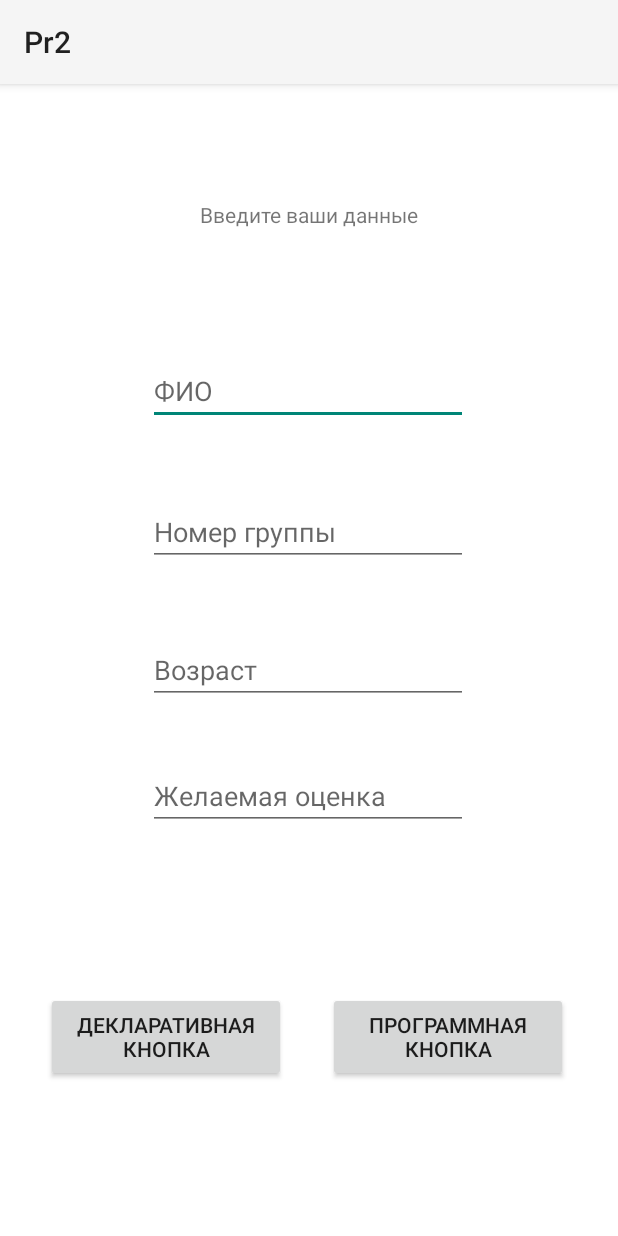
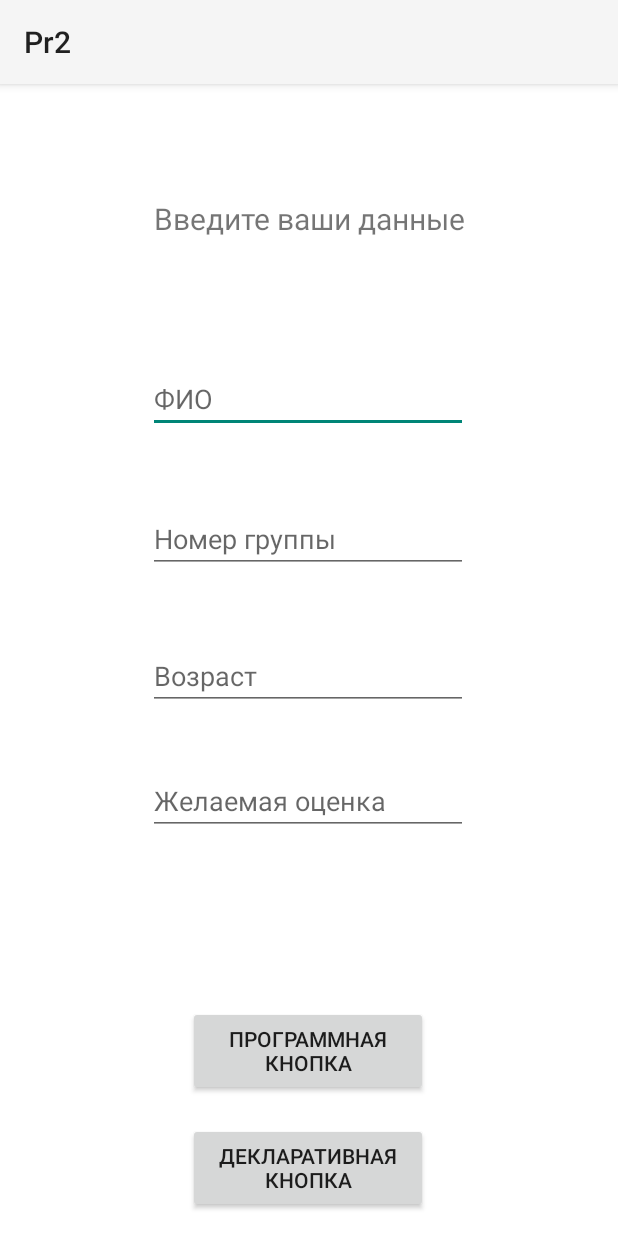
Before and after one commit to Rodi-1/MobilePractice, an Android app: the screen it shows after launch (MainActivity), on a phone screen of 412 x 824 dp. Run offline under Robolectric (Android 15) with nearby library versions, the phone set to English and light mode, and no system bars.

Commit message:
design changed

```diff
--- a/PR2/app/src/main/res/layout/activity_main.xml
+++ b/PR2/app/src/main/res/layout/activity_main.xml
@@ -12,11 +12,14 @@
         android:layout_width="wrap_content"
         android:layout_height="wrap_content"
         android:text="Введите ваши данные"
+        android:textSize="20sp"
         app:layout_constraintBottom_toBottomOf="parent"
         app:layout_constraintEnd_toEndOf="parent"
         app:layout_constraintStart_toStartOf="parent"
         app:layout_constraintTop_toTopOf="parent"
-        app:layout_constraintVertical_bias="0.103" />
+        app:layout_constraintVertical_bias="0.103"
+        tools:ignore="TextSizeCheck" />
+
 
     <Button
         android:id="@+id/button_declarate"
@@ -26,10 +29,10 @@
         android:text="Декларативная кнопка"
         app:layout_constraintBottom_toBottomOf="parent"
         app:layout_constraintEnd_toEndOf="parent"
-        app:layout_constraintHorizontal_bias="0.123"
+        app:layout_constraintHorizontal_bias="0.498"
         app:layout_constraintStart_toStartOf="parent"
-        app:layout_constraintTop_toTopOf="parent"
-        app:layout_constraintVertical_bias="0.855" />
+        app:layout_constraintTop_toBottomOf="@+id/button_program"
+        app:layout_constraintVertical_bias="0.54" />
 
     <Button
         android:id="@+id/button_program"
@@ -38,11 +41,10 @@
         android:text="Программная кнопка"
         app:layout_constraintBottom_toBottomOf="parent"
         app:layout_constraintEnd_toEndOf="parent"
-        app:layout_constraintHorizontal_bias="0.868"
+        app:layout_constraintHorizontal_bias="0.498"
         app:layout_constraintStart_toStartOf="parent"
         app:layout_constraintTop_toTopOf="parent"
-        app:layout_constraintVertical_bias="0.855" />
-
+        app:layout_constraintVertical_bias="0.868" />
 
     <EditText
         android:id="@+id/editTextName"
--- a/PR2/app/src/main/res/values/strings.xml
+++ b/PR2/app/src/main/res/values/strings.xml
@@ -1,3 +1,4 @@
 <resources>
     <string name="app_name">Pr2</string>
+    <string name="backButton">Вернуться назад</string>
 </resources>
```
Also changed, not shown: PR2/app/src/main/res/layout/activity_second.xml (+10 -9 lines), PR2/app/src/main/res/drawable/icon_pic.jpg (added), PR2/app/src/main/res/drawable/purple_user_icon_in_the_circle_a_solid_gradient_vector_23519770.jpg (deleted).
